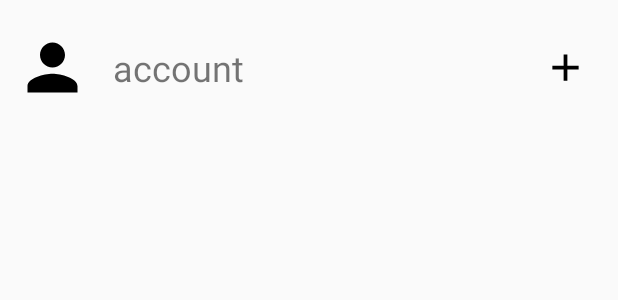
After one commit to wallasehuang/nccu_project_locall_android, an Android app: the layout friend_list_item.xml on its own in the app's theme, with its tools: preview values and no code run, on a phone screen of 412 x 824 dp. The commit adds this screen. Shown: the top 300 px of the screen. Run offline under Robolectric (Android 15) with nearby library versions, the phone set to English and light mode, and no system bars.

Commit message:
friend list and find friend

```diff
--- a/app/src/main/java/com/example/wallase/locall/activity/LoginActivity.java
+++ b/app/src/main/java/com/example/wallase/locall/activity/LoginActivity.java
@@ -8,7 +8,7 @@ import android.widget.EditText;
 import android.widget.TextView;
 
 import com.example.wallase.locall.R;
-import com.example.wallase.locall.api.Auth;
+import com.example.wallase.locall.api.AuthApi;
 import com.example.wallase.locall.app.MyApp;
 import com.example.wallase.locall.green_dao.UserDao;
 import com.example.wallase.locall.green_dao.User;
@@ -36,7 +36,7 @@ public class LoginActivity extends AppCompatActivity {
     MyApp app;
 
     @RestService
-    Auth auth;
+    AuthApi authApi;
 
     @ViewById(R.id.account)
     EditText editAccount;
@@ -91,7 +91,7 @@ public class LoginActivity extends AppCompatActivity {
         req_member.setDevice_token(device_token);
 
         try{
-            ResponseEntity<Member> entity = auth.login(req_member);
+            ResponseEntity<Member> entity = authApi.login(req_member);
 
             if(entity == null){
                 Log.d("TAG","Something wrong!");
--- a/app/src/main/java/com/example/wallase/locall/activity/RegisterActivity.java
+++ b/app/src/main/java/com/example/wallase/locall/activity/RegisterActivity.java
@@ -6,7 +6,7 @@ import android.util.Log;
 import android.widget.EditText;
 
 import com.example.wallase.locall.R;
-import com.example.wallase.locall.api.Auth;
+import com.example.wallase.locall.api.AuthApi;
 import com.example.wallase.locall.model.Member;
 
 import org.androidannotations.annotations.Background;
@@ -24,7 +24,7 @@ import org.springframework.web.client.HttpServerErrorException;
 @EActivity(R.layout.activity_register)
 public class RegisterActivity extends AppCompatActivity {
     @RestService
-    Auth auth;
+    AuthApi authApi;
 
     @ViewById(R.id.account)
     EditText editAccount;
@@ -61,7 +61,7 @@ public class RegisterActivity extends AppCompatActivity {
         req_member.setEmail(email);
 
         try {
-            ResponseEntity<Member> entity = auth.register(req_member);
+            ResponseEntity<Member> entity = authApi.register(req_member);
 
             if(entity == null){
                 Log.d("Tag","something wrong!");
--- a/app/src/main/java/com/example/wallase/locall/fragment/TestFragment.java
+++ b/app/src/main/java/com/example/wallase/locall/fragment/TestFragment.java
@@ -8,6 +8,5 @@ import org.androidannotations.annotations.EFragment;
 /**
  * Created by wallase on 2017/5/17.
  */
-@EFragment(R.layout.fragment_friend)
 public class TestFragment extends Fragment{
 }
--- /dev/null
+++ b/app/src/main/res/drawable/ic_add_24dp.xml
@@ -0,0 +1,9 @@
+<vector xmlns:android="http://schemas.android.com/apk/res/android"
+        android:width="24dp"
+        android:height="24dp"
+        android:viewportWidth="24.0"
+        android:viewportHeight="24.0">
+    <path
+        android:fillColor="#FF000000"
+        android:pathData="M19,13h-6v6h-2v-6H5v-2h6V5h2v6h6v2z"/>
+</vector>
--- /dev/null
+++ b/app/src/main/res/drawable/ic_person_24dp.xml
@@ -0,0 +1,9 @@
+<vector xmlns:android="http://schemas.android.com/apk/res/android"
+        android:width="50dp"
+        android:height="50dp"
+        android:viewportWidth="24.0"
+        android:viewportHeight="24.0">
+    <path
+        android:fillColor="#FF000000"
+        android:pathData="M12,12c2.21,0 4,-1.79 4,-4s-1.79,-4 -4,-4 -4,1.79 -4,4 1.79,4 4,4zm0,2c-2.67,0 -8,1.34 -8,4v2h16v-2c0,-2.66 -5.33,-4 -8,-4z"/>
+</vector>
--- /dev/null
+++ b/app/src/main/res/layout/friend_list_item.xml
@@ -0,0 +1,37 @@
+<?xml version="1.0" encoding="utf-8"?>
+<LinearLayout xmlns:android="http://schemas.android.com/apk/res/android"
+    android:orientation="horizontal"
+    android:layout_width="match_parent"
+    android:layout_height="90dp">
+
+    <ImageView
+        android:layout_width="wrap_content"
+        android:layout_height="wrap_content"
+        android:src="@drawable/ic_person_24dp"
+        android:layout_marginLeft="10dp"
+        android:layout_marginRight="10dp"
+        android:layout_gravity="center_vertical" />
+    <FrameLayout
+        android:layout_width="match_parent"
+        android:layout_height="match_parent"
+        android:orientation="vertical"
+        >
+        <TextView
+            android:id="@+id/account"
+            android:layout_width="match_parent"
+            android:layout_height="wrap_content"
+            android:layout_gravity="center_vertical"
+            android:layout_marginLeft="5dp"
+            android:text="account"
+            android:textSize="24dp"/>
+
+        <Button
+            android:id="@+id/btn_action"
+            android:layout_width="30dp"
+            android:layout_height="30dp"
+            android:layout_gravity="right|center_vertical"
+            android:layout_marginRight="20dp"
+            android:background="@drawable/ic_add_24dp"/>
+    </FrameLayout>
+
+</LinearLayout>
```
Also changed, not shown: app/src/main/java/com/example/wallase/locall/activity/MainActivity.java (+21 -23 lines), app/src/main/java/com/example/wallase/locall/adapter/FriendListAdapter.java (added, +60 -0 lines), app/src/main/java/com/example/wallase/locall/api/AuthApi.java (added, +42 -0 lines), app/src/main/java/com/example/wallase/locall/api/FriendApi.java (renamed from app/src/main/java/com/example/wallase/locall/api/Auth.java, +29 -16 lines), app/src/main/java/com/example/wallase/locall/fragment/FriendFragment.java (added, +197 -0 lines), app/src/main/java/com/example/wallase/locall/fragment/FriendListFragment.java (added, +75 -0 lines), app/src/main/java/com/example/wallase/locall/fragment/MainFragment.java (+9 -13 lines), app/src/main/java/com/example/wallase/locall/model/Friend.java (added, +53 -0 lines), app/src/main/java/com/example/wallase/locall/model/Response.java (+10 -10 lines), app/src/main/java/com/example/wallase/locall/model/ShipStatus.java (added, +17 -0 lines), app/src/main/java/com/example/wallase/locall/view_group/FriendItemView.java (added, +30 -0 lines), app/src/main/res/layout/fragment_friend.xml (+44 -1 lines), app/src/main/res/layout/fragment_friend_list.xml (added, +12 -0 lines).
